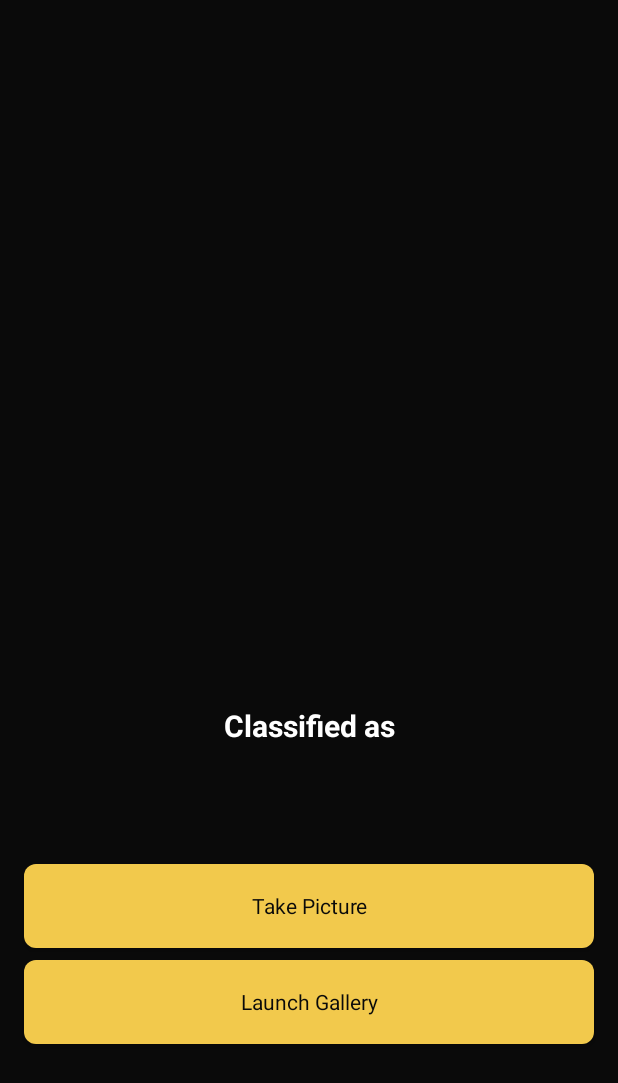
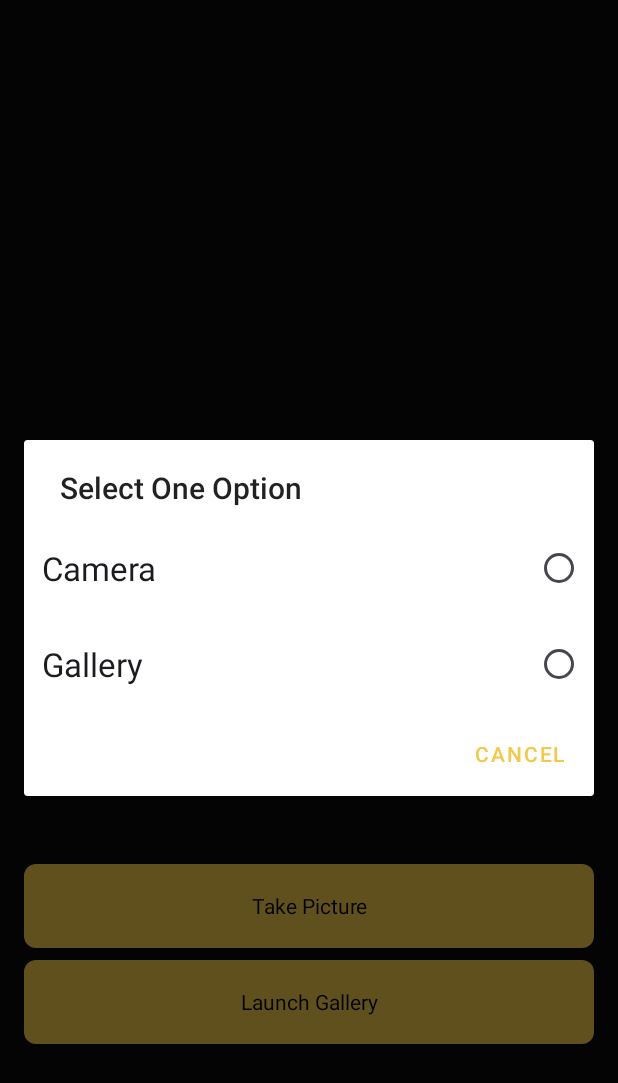
Before and after one commit to GymGuide/GymGuide-MD, an Android app: the CameraActivity screen opened directly, with no data from a screen before it, after a tap on "Launch Gallery", on a phone screen of 412 x 824 dp. Shown: the top 1083 px of the screen. Run offline under Robolectric (Android 15) with nearby library versions, the phone set to English and light mode, and no system bars; libraries missing offline, so code that uses them is left out: org.tensorflow.lite; Roboto replaces fonts that are not available here.

Commit message:
replace deprecated method

```diff
--- a/app/build.gradle.kts
+++ b/app/build.gradle.kts
@@ -48,6 +48,7 @@ dependencies {
     implementation("com.google.android.material:material:1.10.0")
     implementation("androidx.constraintlayout:constraintlayout:2.1.4")
     implementation("org.tensorflow:tensorflow-lite-metadata:0.1.0")
+    implementation("androidx.lifecycle:lifecycle-runtime-ktx:2.4.0")
     testImplementation("junit:junit:4.13.2")
     androidTestImplementation("androidx.test.ext:junit:1.1.5")
     androidTestImplementation("androidx.test.espresso:espresso-core:3.5.1")
--- a/app/src/main/AndroidManifest.xml
+++ b/app/src/main/AndroidManifest.xml
@@ -5,7 +5,6 @@
     <uses-permission android:name="android.permission.INTERNET" />
     <uses-feature android:name="android.hardware.camera.any" />
     <uses-permission android:name="android.permission.CAMERA" />
-    <uses-permission android:name="android.permission.RECORD_AUDIO" />
     <uses-permission android:name="android.permission.WRITE_EXTERNAL_STORAGE"
         android:maxSdkVersion="28" />
 
--- a/app/src/main/java/com/example/gymguide/ui/CameraActivity.kt
+++ b/app/src/main/java/com/example/gymguide/ui/CameraActivity.kt
@@ -2,6 +2,7 @@ package com.example.gymguide.ui
 
 import android.Manifest
 import android.app.Activity
+import android.app.AlertDialog
 import android.content.Intent
 import android.content.pm.PackageManager
 import android.graphics.Bitmap
@@ -10,6 +11,7 @@ import android.media.ThumbnailUtils
 import android.net.Uri
 import android.os.Bundle
 import android.provider.MediaStore
+import android.widget.ArrayAdapter
 import androidx.activity.result.ActivityResultLauncher
 import androidx.activity.result.contract.ActivityResultContracts
 import androidx.appcompat.app.AppCompatActivity
@@ -47,40 +49,25 @@ class CameraActivity : AppCompatActivity() {
 
         binding.cameraButton.setOnClickListener {
             if (checkSelfPermission(Manifest.permission.CAMERA) == PackageManager.PERMISSION_GRANTED) {
-                val cameraIntent = Intent(MediaStore.ACTION_IMAGE_CAPTURE)
-                // Start the activity using the launcher
-                cameraLauncher.launch(cameraIntent)
+                showPickImageDialog()
             } else {
                 requestPermissions(arrayOf(Manifest.permission.CAMERA), 100)
             }
         }
-        /**
-         * {@inheritDoc}
-         *
-         * @deprecated This method has been deprecated in favor of using the Activity Result API
-         * which brings increased type safety via an {@link ActivityResultContract} and the prebuilt
-         * contracts for common intents available in
-         * {@link androidx.activity.result.contract.ActivityResultContracts}, provides hooks for
-         * testing, and allow receiving results in separate, testable classes independent from your
-         * activity. Use
-         * {@link #registerForActivityResult(ActivityResultContract, ActivityResultCallback)}
-         * passing in a {@link StartActivityForResult} object for the {@link ActivityResultContract}.
-         */
-
 
         binding.galleryButton.setOnClickListener {
-            val galleryIntent =
-                Intent(Intent.ACTION_PICK, MediaStore.Images.Media.EXTERNAL_CONTENT_URI)
-            // Start the activity using the launcher
-            galleryLauncher.launch(galleryIntent)
+            showPickImageDialog()
         }
     }
 
+    @Suppress("DEPRECATION")
     private fun onCameraActivityResult(result: androidx.activity.result.ActivityResult) {
         if (result.resultCode == RESULT_OK) {
             val data: Intent? = result.data
             if (data != null && data.hasExtra("data")) {
-                var image = data.extras?.get("data") as Bitmap?
+                //Non-deprecated method require API 33 (Tiramisu)
+                //Use the type-safer getParcelableExtra(String, Class) starting from Android Build.VERSION_CODES.TIRAMISU.
+                var image = data.getParcelableExtra<Bitmap>("data")
                 val dimension = image!!.width.coerceAtMost(image.height)
                 image = ThumbnailUtils.extractThumbnail(image, dimension, dimension)
                 binding.imageView.setImageBitmap(image)
@@ -112,6 +99,38 @@ class CameraActivity : AppCompatActivity() {
                 }
             }
         }
+    }
+
+    private fun showPickImageDialog() {
+        val builderSingle = AlertDialog.Builder(this) // Use 'this' instead of 'MainActivity.this'
+        builderSingle.setTitle("Select One Option")
+        val arrayAdapter = ArrayAdapter<String>(
+            this,  // Use 'this' instead of 'MainActivity.this'
+            android.R.layout.select_dialog_singlechoice
+        ) // Use the correct layout resource ID
+        arrayAdapter.add("Camera")
+        arrayAdapter.add("Gallery")
+        builderSingle.setNegativeButton(
+            "cancel"
+        ) { dialog, _ -> dialog.dismiss() }
+        builderSingle.setAdapter(
+            arrayAdapter
+        ) { _, which ->
+            when (which) {
+                0 -> {
+                    val cameraIntent = Intent(MediaStore.ACTION_IMAGE_CAPTURE)
+                    cameraLauncher.launch(cameraIntent)
+                }
+
+                1 -> {
+                    val galleryIntent =
+                        Intent(Intent.ACTION_PICK, MediaStore.Images.Media.EXTERNAL_CONTENT_URI)
+                    // Start the activity using the launcher
+                    galleryLauncher.launch(galleryIntent)
+                }
+            }
+        }
+        builderSingle.show()
     }
 
     private fun classifyImage(image: Bitmap) {
```
Also changed, not shown: app/src/main/java/com/example/gymguide/data/ResponseList.kt (+7 -7 lines), app/src/main/java/com/example/gymguide/ui/ExerciseAdapter.kt (+0 -10 lines), app/src/main/java/com/example/gymguide/ui/HomeFragment.kt (+7 -4 lines).
